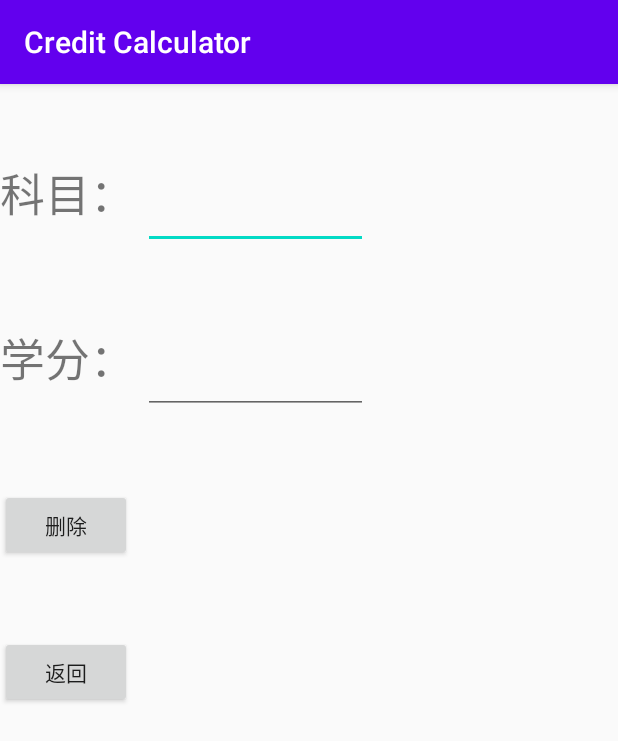
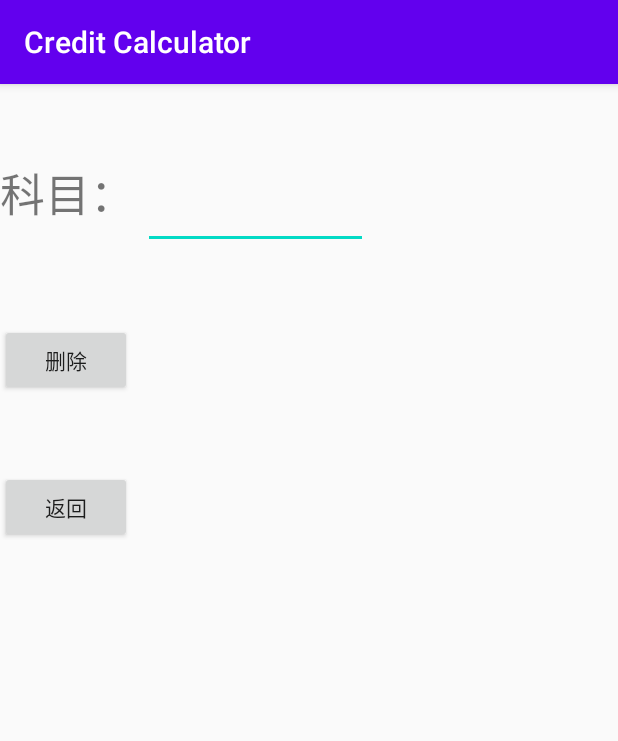
Before and after one commit to chongyi0717/credit_calculator_java, an Android app: the delete_content screen opened directly, with no data from a screen before it, after a tap on "删除", on a phone screen of 412 x 824 dp. Shown: the top 741 px of the screen. Run offline under Robolectric (Android 15) with nearby library versions, the phone set to English and light mode, and no system bars; 3 statements that could not run were skipped.

Commit message:
finished project

```diff
--- a/app/src/main/java/com/example/creditcalculator/delete_content.java
+++ b/app/src/main/java/com/example/creditcalculator/delete_content.java
@@ -10,22 +10,21 @@ import android.widget.EditText;
 import java.io.FileInputStream;
 import java.io.FileOutputStream;
 import java.io.IOException;
+import java.util.HashMap;
+import java.util.Map;
 
 public class delete_content extends AppCompatActivity {
     private String File_Subject = "subject.xml";
     private String File_Credit = "credit.xml";
     private Button btn_remove_show;
     private Button btn_back_show;
-    private EditText et_credit_show;
     private EditText et_subject_show;
-    private String word_subject;
-    private String word_credit;
+
     @Override
     protected void onCreate(Bundle savedInstanceState) {
         super.onCreate(savedInstanceState);
         setContentView(R.layout.activity_delete_content);
         et_subject_show = this.findViewById(R.id.et_subject);
-        et_credit_show = this.findViewById(R.id.et_credit);
         btn_remove_show = this.findViewById(R.id.btn_remove);
         btn_back_show = this.findViewById(R.id.btn_back);
 
@@ -33,32 +32,61 @@ public class delete_content extends AppCompatActivity {
             @Override
             public void onClick(View v) {
 
-                    delete(et_subject_show.getText().toString(), File_Subject);
-                    delete(et_credit_show.getText().toString(), File_Credit);
-
-                et_credit_show.setText("");
+                delete(et_subject_show.getText().toString(), File_Subject,File_Credit);
                 et_subject_show.setText("");
             }
         });
         btn_back_show.setOnClickListener(new View.OnClickListener() {
             @Override
             public void onClick(View v) {
-                et_credit_show.setText("");
                 et_subject_show.setText("");
                 finish();
             }
         });
     }
 
-    private void delete(String word,String filename)
+    private void delete(String word,String filename_subject,String filename_credit)
     {
-        String content=read(filename);
+        String content_subject=read(filename_subject);
+        String content_credit=read(filename_credit);
+        String[] content_subject_array=content_subject.split("\n");
+        String[] content_credit_array=content_credit.split("\n");
+        Map<String,String> map=new HashMap<>();
+        for(int i=0;i<content_subject_array.length;i++)
+        {
+            map.put(content_subject_array[i],content_credit_array[i]);
+        }
+        map.remove(word);
+        save_private("",filename_subject);
+        save_private("",filename_credit);
+        for(Map.Entry<String,String> vo:map.entrySet())
+        {
+            save_append(vo.getKey()+"\n",filename_subject);
+            save_append(vo.getValue()+"\n",filename_credit);
+        }
+    }
+    private void save_append(String content,String filename) {
+        FileOutputStream fileOutputStream=null;
 
-            content = content.replace(word, "");
+        try {
+            fileOutputStream = openFileOutput(filename, MODE_APPEND);
+            fileOutputStream.write(content.getBytes());
 
-        save(content, filename);
+        } catch (Exception e) {
+            e.printStackTrace();
+        }
+        finally{
+            if(fileOutputStream!=null)
+            {
+                try{
+                    fileOutputStream.close();
+                } catch (IOException e) {
+                    e.printStackTrace();
+                }
+            }
+        }
     }
-    private void save(String content,String filename) {
+    private void save_private(String content,String filename) {
         FileOutputStream fileOutputStream=null;
 
         try {
--- a/app/src/main/res/layout/activity_delete_content.xml
+++ b/app/src/main/res/layout/activity_delete_content.xml
@@ -24,29 +24,11 @@
         android:layout_marginTop="50dp"
         />
 
-
-    <TextView
-        android:id="@id/tv2"
-        android:layout_width="95dp"
-        android:layout_height="60dp"
-        android:text="学分："
-        android:textSize="30dp"
-        app:layout_constraintTop_toBottomOf="@+id/tv1"
-        android:layout_marginTop="50dp"
-        />
-    <EditText
-        android:id="@+id/et_credit"
-        android:layout_width="150dp"
-        android:layout_height="60dp"
-        app:layout_constraintLeft_toRightOf="@+id/tv2"
-        app:layout_constraintTop_toBottomOf="@+id/et_subject"
-        android:layout_marginTop="50dp"
-        />
     <Button
         android:id="@+id/btn_remove"
         android:layout_width="wrap_content"
         android:layout_height="wrap_content"
-        app:layout_constraintTop_toBottomOf="@+id/et_credit"
+        app:layout_constraintTop_toBottomOf="@+id/et_subject"
         android:text="删除"
         android:layout_marginTop="50dp"
         />
```
Also changed, not shown: app/src/main/java/com/example/creditcalculator/add_content.java (+6 -4 lines).
